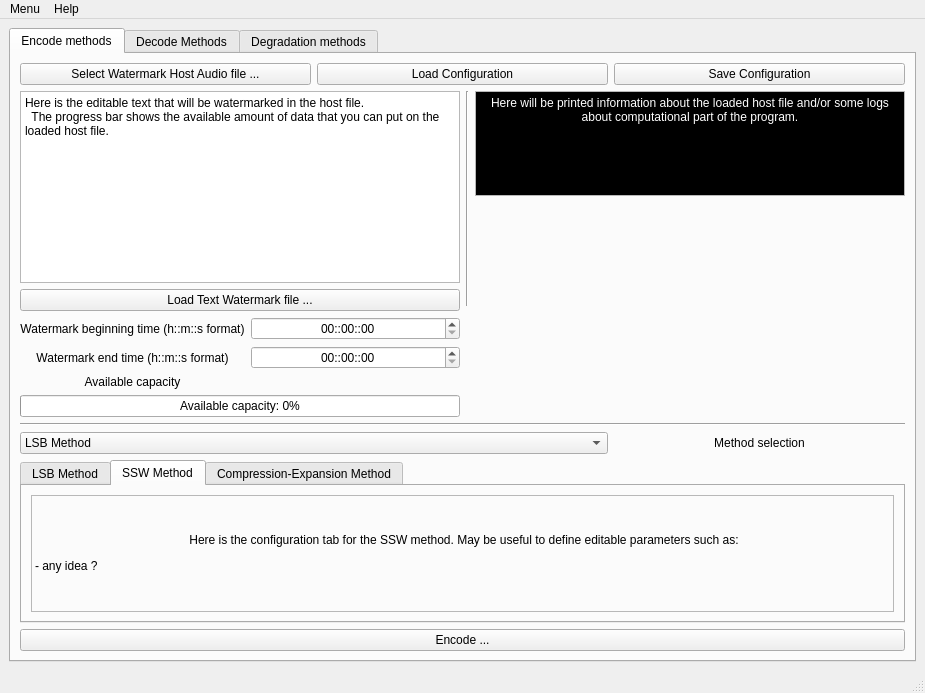
Old version of the form src/GUI/InterfaceWatermarking/mainwindow.ui in the repository jcelerier/watermarking.
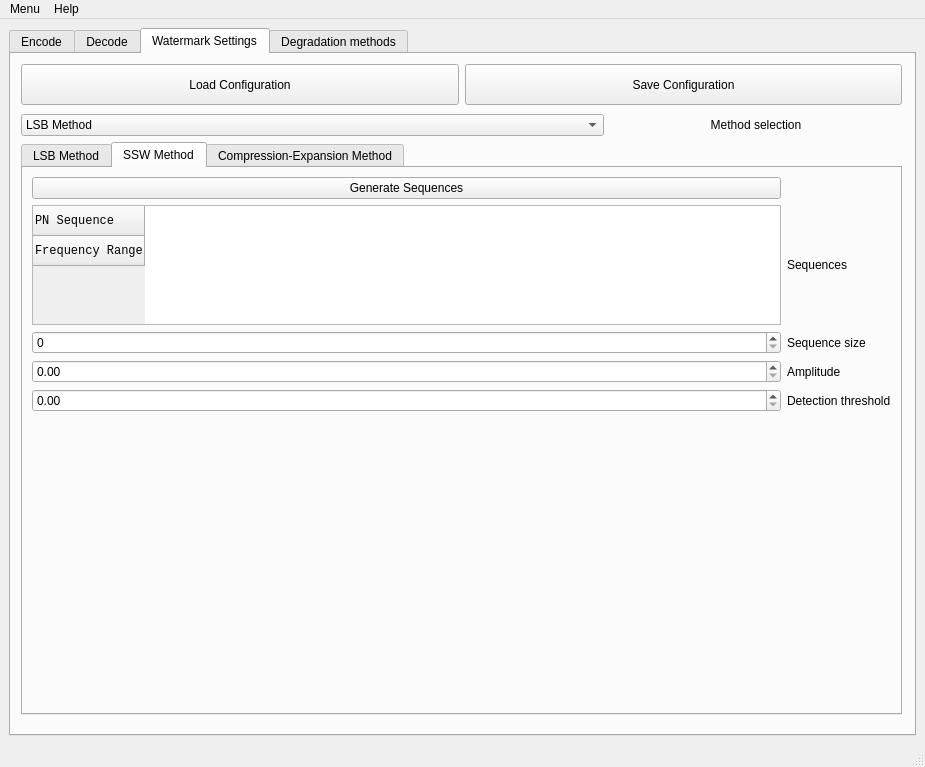
New version of the form. The open tabs and pages were chosen to show the change. Icons and pictures are not drawn. Custom widgets are drawn as their Qt base class.

```diff
--- a/src/GUI/InterfaceWatermarking/mainwindow.ui
+++ b/src/GUI/InterfaceWatermarking/mainwindow.ui
@@ -7,7 +7,7 @@
     <x>0</x>
     <y>0</y>
     <width>925</width>
-    <height>693</height>
+    <height>767</height>
    </rect>
   </property>
   <property name="windowTitle">
@@ -19,232 +19,63 @@
   </property>
   <widget class="QWidget" name="centralwidget">
    <layout class="QGridLayout" name="gridLayout">
-    <item row="0" column="0">
+    <item row="1" column="0">
      <widget class="QTabWidget" name="toDoTab">
       <property name="autoFillBackground">
        <bool>true</bool>
       </property>
       <property name="currentIndex">
-       <number>0</number>
+       <number>2</number>
       </property>
       <widget class="QWidget" name="encodeTab">
        <attribute name="title">
-        <string>Encode methods</string>
+        <string>Encode</string>
        </attribute>
        <layout class="QGridLayout" name="gridLayout_2">
+        <item row="0" column="0">
+         <widget class="QPushButton" name="watermarkSelectionButton">
+          <property name="sizePolicy">
+           <sizepolicy hsizetype="Minimum" vsizetype="Minimum">
+            <horstretch>0</horstretch>
+            <verstretch>0</verstretch>
+           </sizepolicy>
+          </property>
+          <property name="cursor">
+           <cursorShape>PointingHandCursor</cursorShape>
+          </property>
+          <property name="toolTip">
+           <string>Load host audio file </string>
+          </property>
+          <property name="text">
+           <string>Select a file to put a watermark on</string>
+          </property>
+          <property name="icon">
+           <iconset resource="icons/qstyle.qrc">
+            <normaloff>:/trolltech/styles/commonstyle/images/standardbutton-open-32.png</normaloff>:/trolltech/styles/commonstyle/images/standardbutton-open-32.png</iconset>
+          </property>
+          <property name="iconSize">
+           <size>
+            <width>32</width>
+            <height>32</height>
+           </size>
+          </property>
+          <property name="autoDefault">
+           <bool>false</bool>
+          </property>
+          <property name="default">
+           <bool>false</bool>
+          </property>
+          <property name="flat">
+           <bool>false</bool>
+          </property>
+         </widget>
+        </item>
         <item row="4" column="0">
          <layout class="QGridLayout" name="mainGridLayout">
           <property name="sizeConstraint">
            <enum>QLayout::SetNoConstraint</enum>
           </property>
           <item row="2" column="0" colspan="2">
-           <layout class="QGridLayout" name="paramsLayout">
-            <item row="0" column="2">
-             <widget class="QLabel" name="label_10">
-              <property name="text">
-               <string>&lt;html&gt;&lt;head/&gt;&lt;body&gt;&lt;p&gt;Method selection&lt;/p&gt;&lt;/body&gt;&lt;/html&gt;</string>
-              </property>
-              <property name="alignment">
-               <set>Qt::AlignCenter</set>
-              </property>
-             </widget>
-            </item>
-            <item row="1" column="0" colspan="3">
-             <widget class="QTabWidget" name="selectingMethodTab">
-              <property name="toolTip">
-               <string/>
-              </property>
-              <property name="currentIndex">
-               <number>0</number>
-              </property>
-              <widget class="QWidget" name="lsbMethodTab">
-               <property name="toolTip">
-                <string/>
-               </property>
-               <attribute name="title">
-                <string>LSB Method</string>
-               </attribute>
-               <layout class="QGridLayout" name="gridLayout_6">
-                <item row="0" column="0" colspan="2">
-                 <layout class="QGridLayout" name="gridLayout_5">
-                  <item row="1" column="1" colspan="2">
-                   <widget class="QPushButton" name="setDefaultValueLsbPushButton">
-                    <property name="text">
-                     <string>Reset to default values</string>
-                    </property>
-                    <property name="icon">
-                     <iconset resource="icons/qstyle.qrc">
-                      <normaloff>:/trolltech/styles/commonstyle/images/refresh-24.png</normaloff>:/trolltech/styles/commonstyle/images/refresh-24.png</iconset>
-                    </property>
-                   </widget>
-                  </item>
-                  <item row="0" column="2">
-                   <widget class="QLabel" name="label_2">
-                    <property name="text">
-                     <string>LSB Method used (default: LSB)</string>
-                    </property>
-                   </widget>
-                  </item>
-                  <item row="0" column="0">
-                   <widget class="QLabel" name="label_17">
-                    <property name="toolTip">
-                     <string>Defines the number of Least Significant Bits per sample used to crypt the watermark</string>
-                    </property>
-                    <property name="text">
-                     <string>LSB used (default: 1) </string>
-                    </property>
-                    <property name="alignment">
-                     <set>Qt::AlignCenter</set>
-                    </property>
-                   </widget>
-                  </item>
-                  <item row="0" column="3">
-                   <widget class="QComboBox" name="lsbMethodUsedComboBox">
-                    <item>
-                     <property name="text">
-                      <string>LSB (Simple method)</string>
-                     </property>
-                    </item>
-                    <item>
-                     <property name="text">
-                      <string>RLSB (Resistive LSB method)</string>
-                     </property>
-                    </item>
-                   </widget>
-                  </item>
-                  <item row="0" column="1">
-                   <widget class="QSpinBox" name="NumberLsbSpinBox">
-                    <property name="minimum">
-                     <number>1</number>
-                    </property>
-                    <property name="maximum">
-                     <number>5</number>
-                    </property>
-                   </widget>
-                  </item>
-                 </layout>
-                </item>
-               </layout>
-              </widget>
-              <widget class="QWidget" name="sswMethodTab">
-               <property name="toolTip">
-                <string/>
-               </property>
-               <attribute name="title">
-                <string>SSW Method</string>
-               </attribute>
-               <layout class="QGridLayout" name="gridLayout_8">
-                <item row="0" column="0">
-                 <layout class="QGridLayout" name="gridLayout_7">
-                  <item row="0" column="0" colspan="2">
-                   <widget class="QLabel" name="label_6">
-                    <property name="frameShape">
-                     <enum>QFrame::StyledPanel</enum>
-                    </property>
-                    <property name="text">
-                     <string>&lt;html&gt;&lt;head/&gt;&lt;body&gt;&lt;p align=&quot;center&quot;&gt;Here is the configuration tab for the SSW method. May be useful to define editable parameters such as:&lt;/p&gt;&lt;p&gt;- any idea ?&lt;/p&gt;&lt;/body&gt;&lt;/html&gt;</string>
-                    </property>
-                   </widget>
-                  </item>
-                 </layout>
-                </item>
-               </layout>
-              </widget>
-              <widget class="QWidget" name="compExpMethodTab">
-               <property name="toolTip">
-                <string/>
-               </property>
-               <attribute name="title">
-                <string>Compression-Expansion Method</string>
-               </attribute>
-               <layout class="QGridLayout" name="gridLayout_10">
-                <item row="0" column="0">
-                 <layout class="QGridLayout" name="gridLayout_9">
-                  <item row="0" column="0" colspan="2">
-                   <widget class="QLabel" name="label_9">
-                    <property name="frameShape">
-                     <enum>QFrame::StyledPanel</enum>
-                    </property>
-                    <property name="text">
-                     <string>&lt;html&gt;&lt;head/&gt;&lt;body&gt;&lt;p align=&quot;center&quot;&gt;Here is the configuration tab for the Compression-Expansion method. May be useful to define editable parameters such as:&lt;/p&gt;&lt;p&gt;- any idea ?&lt;/p&gt;&lt;/body&gt;&lt;/html&gt;</string>
-                    </property>
-                   </widget>
-                  </item>
-                 </layout>
-                </item>
-               </layout>
-              </widget>
-             </widget>
-            </item>
-            <item row="3" column="0" colspan="3">
-             <widget class="QPushButton" name="encodeButton">
-              <property name="cursor">
-               <cursorShape>PointingHandCursor</cursorShape>
-              </property>
-              <property name="text">
-               <string>Encode ...</string>
-              </property>
-              <property name="icon">
-               <iconset resource="icons/qstyle.qrc">
-                <normaloff>:/trolltech/styles/commonstyle/images/desktop-32.png</normaloff>:/trolltech/styles/commonstyle/images/desktop-32.png</iconset>
-              </property>
-              <property name="iconSize">
-               <size>
-                <width>32</width>
-                <height>32</height>
-               </size>
-              </property>
-             </widget>
-            </item>
-            <item row="0" column="0" colspan="2">
-             <widget class="QComboBox" name="selectingMethodComboBox">
-              <property name="minimumSize">
-               <size>
-                <width>0</width>
-                <height>0</height>
-               </size>
-              </property>
-              <property name="baseSize">
-               <size>
-                <width>0</width>
-                <height>0</height>
-               </size>
-              </property>
-              <property name="cursor">
-               <cursorShape>PointingHandCursor</cursorShape>
-              </property>
-              <property name="layoutDirection">
-               <enum>Qt::LeftToRight</enum>
-              </property>
-              <property name="autoFillBackground">
-               <bool>false</bool>
-              </property>
-              <property name="iconSize">
-               <size>
-                <width>16</width>
-                <height>16</height>
-               </size>
-              </property>
-              <item>
-               <property name="text">
-                <string>LSB Method</string>
-               </property>
-              </item>
-              <item>
-               <property name="text">
-                <string>SSW Method</string>
-               </property>
-              </item>
-              <item>
-               <property name="text">
-                <string>Compression-Expansion Method</string>
-               </property>
-              </item>
-             </widget>
-            </item>
-           </layout>
-          </item>
-          <item row="1" column="0" colspan="2">
            <widget class="Line" name="line">
             <property name="orientation">
              <enum>Qt::Horizontal</enum>
@@ -325,10 +156,19 @@
             </item>
             <item row="1" column="0" colspan="2">
              <widget class="CodeEditor" name="textToWatermark">
+              <property name="sizePolicy">
+               <sizepolicy hsizetype="Preferred" vsizetype="Expanding">
+                <horstretch>0</horstretch>
+                <verstretch>0</verstretch>
+               </sizepolicy>
+              </property>
               <property name="plainText">
                <string>Here is the editable text that will be watermarked in the host file. 
   The progress bar shows the available amount of data that you can put on the loaded host file.</string>
               </property>
+              <property name="backgroundVisible">
+               <bool>false</bool>
+              </property>
              </widget>
             </item>
             <item row="6" column="0" colspan="2">
@@ -479,102 +319,31 @@
           </item>
          </layout>
         </item>
-        <item row="2" column="0">
-         <layout class="QHBoxLayout" name="horizontalLayout">
-          <item>
-           <widget class="QPushButton" name="watermarkSelectionButton">
-            <property name="sizePolicy">
-             <sizepolicy hsizetype="Minimum" vsizetype="Minimum">
-              <horstretch>0</horstretch>
-              <verstretch>0</verstretch>
-             </sizepolicy>
-            </property>
-            <property name="cursor">
-             <cursorShape>PointingHandCursor</cursorShape>
-            </property>
-            <property name="toolTip">
-             <string>Load host audio file </string>
-            </property>
-            <property name="text">
-             <string>Select Watermark Host Audio file ...</string>
-            </property>
-            <property name="icon">
-             <iconset resource="icons/qstyle.qrc">
-              <normaloff>:/trolltech/styles/commonstyle/images/standardbutton-open-32.png</normaloff>:/trolltech/styles/commonstyle/images/standardbutton-open-32.png</iconset>
-            </property>
-            <property name="iconSize">
-             <size>
-              <width>32</width>
-              <height>32</height>
-             </size>
-            </property>
-            <property name="autoDefault">
-             <bool>false</bool>
-            </property>
-            <property name="default">
-             <bool>false</bool>
-            </property>
-            <property name="flat">
-             <bool>false</bool>
-            </property>
-           </widget>
-          </item>
-          <item>
-           <widget class="QPushButton" name="loadConfiguration">
-            <property name="sizePolicy">
-             <sizepolicy hsizetype="Minimum" vsizetype="Minimum">
-              <horstretch>0</horstretch>
-              <verstretch>0</verstretch>
-             </sizepolicy>
-            </property>
-            <property name="text">
-             <string>Load Configuration</string>
-            </property>
-            <property name="icon">
-             <iconset resource="icons/qstyle.qrc">
-              <normaloff>:/trolltech/styles/commonstyle/images/standardbutton-open-128.png</normaloff>:/trolltech/styles/commonstyle/images/standardbutton-open-128.png</iconset>
-            </property>
-            <property name="iconSize">
-             <size>
-              <width>32</width>
-              <height>32</height>
-             </size>
-            </property>
-           </widget>
-          </item>
-          <item>
-           <widget class="QPushButton" name="saveConfiguration">
-            <property name="sizePolicy">
-             <sizepolicy hsizetype="Minimum" vsizetype="Minimum">
-              <horstretch>0</horstretch>
-              <verstretch>0</verstretch>
-             </sizepolicy>
-            </property>
-            <property name="text">
-             <string>Save Configuration</string>
-            </property>
-            <property name="icon">
-             <iconset resource="icons/qstyle.qrc">
-              <normaloff>:/trolltech/styles/commonstyle/images/standardbutton-save-128.png</normaloff>:/trolltech/styles/commonstyle/images/standardbutton-save-128.png</iconset>
-            </property>
-            <property name="iconSize">
-             <size>
-              <width>32</width>
-              <height>32</height>
-             </size>
-            </property>
-            <property name="checkable">
-             <bool>false</bool>
-            </property>
-           </widget>
-          </item>
-         </layout>
+        <item row="5" column="0">
+         <widget class="QPushButton" name="encodeButton">
+          <property name="cursor">
+           <cursorShape>PointingHandCursor</cursorShape>
+          </property>
+          <property name="text">
+           <string>Encode ...</string>
+          </property>
+          <property name="icon">
+           <iconset resource="icons/qstyle.qrc">
+            <normaloff>:/trolltech/styles/commonstyle/images/desktop-32.png</normaloff>:/trolltech/styles/commonstyle/images/desktop-32.png</iconset>
+          </property>
+          <property name="iconSize">
+           <size>
+            <width>32</width>
+            <height>32</height>
+           </size>
+          </property>
+         </widget>
         </item>
        </layout>
       </widget>
       <widget class="QWidget" name="decodeTab">
        <attribute name="title">
-        <string>Decode Methods</string>
+        <string>Decode</string>
        </attribute>
        <layout class="QGridLayout" name="gridLayout_4">
         <item row="0" column="0">
@@ -883,6 +652,407 @@
         </item>
        </layout>
       </widget>
+      <widget class="QWidget" name="settingsTab">
+       <attribute name="title">
+        <string>Watermark Settings</string>
+       </attribute>
+       <widget class="QWidget" name="horizontalLayoutWidget">
+        <property name="geometry">
+         <rect>
+          <x>10</x>
+          <y>10</y>
+          <width>881</width>
+          <height>41</height>
+         </rect>
+        </property>
+        <layout class="QHBoxLayout" name="horizontalLayout">
+         <item>
+          <widget class="QPushButton" name="loadConfiguration">
+           <property name="sizePolicy">
+            <sizepolicy hsizetype="Minimum" vsizetype="Minimum">
+             <horstretch>0</horstretch>
+             <verstretch>0</verstretch>
+            </sizepolicy>
+           </property>
+           <property name="text">
+            <string>Load Configuration</string>
+           </property>
+           <property name="icon">
+            <iconset resource="icons/qstyle.qrc">
+             <normaloff>:/trolltech/styles/commonstyle/images/standardbutton-open-128.png</normaloff>:/trolltech/styles/commonstyle/images/standardbutton-open-128.png</iconset>
+           </property>
+           <property name="iconSize">
+            <size>
+             <width>32</width>
+             <height>32</height>
+            </size>
+           </property>
+          </widget>
+         </item>
+         <item>
+          <widget class="QPushButton" name="saveConfiguration">
+           <property name="sizePolicy">
+            <sizepolicy hsizetype="Minimum" vsizetype="Minimum">
+             <horstretch>0</horstretch>
+             <verstretch>0</verstretch>
+            </sizepolicy>
+           </property>
+           <property name="text">
+            <string>Save Configuration</string>
+           </property>
+           <property name="icon">
+            <iconset resource="icons/qstyle.qrc">
+             <normaloff>:/trolltech/styles/commonstyle/images/standardbutton-save-128.png</normaloff>:/trolltech/styles/commonstyle/images/standardbutton-save-128.png</iconset>
+           </property>
+           <property name="iconSize">
+            <size>
+             <width>32</width>
+             <height>32</height>
+            </size>
+           </property>
+           <property name="checkable">
+            <bool>false</bool>
+           </property>
+          </widget>
+         </item>
+        </layout>
+       </widget>
+       <widget class="QWidget" name="layoutWidget">
+        <property name="geometry">
+         <rect>
+          <x>10</x>
+          <y>60</y>
+          <width>881</width>
+          <height>601</height>
+         </rect>
+        </property>
+        <layout class="QGridLayout" name="paramsLayout">
+         <property name="sizeConstraint">
+          <enum>QLayout::SetDefaultConstraint</enum>
+         </property>
+         <item row="0" column="2">
+          <widget class="QLabel" name="label_10">
+           <property name="text">
+            <string>&lt;html&gt;&lt;head/&gt;&lt;body&gt;&lt;p&gt;Method selection&lt;/p&gt;&lt;/body&gt;&lt;/html&gt;</string>
+           </property>
+           <property name="alignment">
+            <set>Qt::AlignCenter</set>
+           </property>
+          </widget>
+         </item>
+         <item row="0" column="0" colspan="2">
+          <widget class="QComboBox" name="selectingMethodComboBox">
+           <property name="minimumSize">
+            <size>
+             <width>0</width>
+             <height>0</height>
+            </size>
+           </property>
+           <property name="baseSize">
+            <size>
+             <width>0</width>
+             <height>0</height>
+            </size>
+           </property>
+           <property name="cursor">
+            <cursorShape>PointingHandCursor</cursorShape>
+           </property>
+           <property name="layoutDirection">
+            <enum>Qt::LeftToRight</enum>
+           </property>
+           <property name="autoFillBackground">
+            <bool>false</bool>
+           </property>
+           <property name="iconSize">
+            <size>
+             <width>16</width>
+             <height>16</height>
+            </size>
+           </property>
+           <item>
+            <property name="text">
+             <string>LSB Method</string>
+            </property>
+           </item>
+           <item>
+            <property name="text">
+             <string>SSW Method</string>
+            </property>
+           </item>
+           <item>
+            <property name="text">
+             <string>Compression-Expansion Method</string>
+            </property>
+           </item>
+          </widget>
+         </item>
+         <item row="1" column="0" colspan="3">
+          <widget class="QTabWidget" name="selectingMethodTab">
+           <property name="enabled">
+            <bool>true</bool>
+           </property>
+           <property name="sizePolicy">
+            <sizepolicy hsizetype="Preferred" vsizetype="Minimum">
+             <horstretch>0</horstretch>
+             <verstretch>0</verstretch>
+            </sizepolicy>
+           </property>
+           <property name="toolTip">
+            <string/>
+           </property>
+           <property name="currentIndex">
+            <number>1</number>
+           </property>
+           <widget class="QWidget" name="lsbMethodTab">
+            <property name="sizePolicy">
+             <sizepolicy hsizetype="Preferred" vsizetype="Preferred">
+              <horstretch>0</horstretch>
+              <verstretch>0</verstretch>
+             </sizepolicy>
+            </property>
+            <property name="maximumSize">
+             <size>
+              <width>9999</width>
+              <height>9999</height>
+             </size>
+            </property>
+            <property name="toolTip">
+             <string/>
+            </property>
+            <attribute name="title">
+             <string>LSB Method</string>
+            </attribute>
+            <layout class="QGridLayout" name="gridLayout_6">
+             <item row="0" column="0" colspan="2">
+              <layout class="QGridLayout" name="gridLayout_5">
+               <item row="1" column="1" colspan="2">
+                <widget class="QPushButton" name="setDefaultValueLsbPushButton">
+                 <property name="text">
+                  <string>Reset to default values</string>
+                 </property>
+                 <property name="icon">
+                  <iconset resource="icons/qstyle.qrc">
+                   <normaloff>:/trolltech/styles/commonstyle/images/refresh-24.png</normaloff>:/trolltech/styles/commonstyle/images/refresh-24.png</iconset>
+                 </property>
+                </widget>
+               </item>
+               <item row="0" column="3">
+                <widget class="QComboBox" name="lsbMethodUsedComboBox">
+                 <item>
+                  <property name="text">
+                   <string>LSB (Simple method)</string>
+                  </property>
+                 </item>
+                 <item>
+                  <property name="text">
+                   <string>RLSB (Resistive LSB method)</string>
+                  </property>
+                 </item>
+                </widget>
+               </item>
+               <item row="0" column="2">
+                <widget class="QLabel" name="label_2">
+                 <property name="text">
+                  <string>LSB Method used (default: LSB)</string>
+                 </property>
+                </widget>
+               </item>
+               <item row="0" column="0">
+                <widget class="QLabel" name="label_17">
+                 <property name="toolTip">
+                  <string>Defines the number of Least Significant Bits per sample used to crypt the watermark</string>
+                 </property>
+                 <property name="text">
+                  <string>LSB used (default: 1) </string>
+                 </property>
+                 <property name="alignment">
+                  <set>Qt::AlignCenter</set>
+                 </property>
+                </widget>
+               </item>
+               <item row="0" column="1">
+                <widget class="QSpinBox" name="NumberLsbSpinBox">
+                 <property name="sizePolicy">
+                  <sizepolicy hsizetype="Preferred" vsizetype="Preferred">
+                   <horstretch>0</horstretch>
+                   <verstretch>0</verstretch>
+                  </sizepolicy>
+                 </property>
+                 <property name="minimum">
+                  <number>1</number>
+                 </property>
+                 <property name="maximum">
+                  <number>5</number>
+                 </property>
+                </widget>
+               </item>
+              </layout>
+             </item>
+             <item row="1" column="0" colspan="2">
+              <spacer name="verticalSpacer">
+               <property name="orientation">
+                <enum>Qt::Vertical</enum>
+               </property>
+               <property name="sizeHint" stdset="0">
+                <size>
+                 <width>20</width>
+                 <height>10</height>
+                </size>
+               </property>
+              </spacer>
+             </item>
+            </layout>
+           </widget>
+           <widget class="QWidget" name="sswMethodTab">
+            <property name="sizePolicy">
+             <sizepolicy hsizetype="Preferred" vsizetype="Preferred">
+              <horstretch>0</horstretch>
+              <verstretch>0</verstretch>
+             </sizepolicy>
+            </property>
+            <property name="maximumSize">
+             <size>
+              <width>9999</width>
+              <height>9999</height>
+             </size>
+            </property>
+            <property name="toolTip">
+             <string/>
+            </property>
+            <attribute name="title">
+             <string>SSW Method</string>
+            </attribute>
+            <layout class="QGridLayout" name="gridLayout_8">
+             <item row="0" column="0">
+              <layout class="QGridLayout" name="gridLayout_7">
+               <item row="1" column="1">
+                <widget class="QLabel" name="label">
+                 <property name="text">
+                  <string>Sequences</string>
+                 </property>
+                </widget>
+               </item>
+               <item row="4" column="1">
+                <widget class="QLabel" name="label_5">
+                 <property name="text">
+                  <string>Detection threshold</string>
+                 </property>
+                </widget>
+               </item>
+               <item row="3" column="0">
+                <widget class="QDoubleSpinBox" name="sswAmpl"/>
+               </item>
+               <item row="3" column="1">
+                <widget class="QLabel" name="label_4">
+                 <property name="text">
+                  <string>Amplitude</string>
+                 </property>
+                </widget>
+               </item>
+               <item row="4" column="0">
+                <widget class="QDoubleSpinBox" name="sswThres"/>
+               </item>
+               <item row="2" column="0">
+                <widget class="QSpinBox" name="sswSeqSize"/>
+               </item>
+               <item row="2" column="1">
+                <widget class="QLabel" name="label_3">
+                 <property name="text">
+                  <string>Sequence size</string>
+                 </property>
+                </widget>
+               </item>
+               <item row="1" column="0">
+                <widget class="QTableWidget" name="sswSequences">
+                 <property name="sizePolicy">
+                  <sizepolicy hsizetype="Expanding" vsizetype="Expanding">
+                   <horstretch>0</horstretch>
+                   <verstretch>0</verstretch>
+                  </sizepolicy>
+                 </property>
+                 <property name="minimumSize">
+                  <size>
+                   <width>600</width>
+                   <height>65</height>
+                  </size>
+                 </property>
+                 <property name="maximumSize">
+                  <size>
+                   <width>16777215</width>
+                   <height>120</height>
+                  </size>
+                 </property>
+                 <property name="font">
+                  <font>
+                   <family>Monospace</family>
+                  </font>
+                 </property>
+                 <row>
+                  <property name="text">
+                   <string>PN Sequence</string>
+                  </property>
+                 </row>
+                 <row>
+                  <property name="text">
+                   <string>Frequency Range</string>
+                  </property>
+                 </row>
+                </widget>
+               </item>
+               <item row="0" column="0">
+                <widget class="QPushButton" name="sswGenerate">
+                 <property name="text">
+                  <string>Generate Sequences</string>
+                 </property>
+                </widget>
+               </item>
+              </layout>
+             </item>
+             <item row="1" column="0">
+              <spacer name="verticalSpacer_2">
+               <property name="orientation">
+                <enum>Qt::Vertical</enum>
+               </property>
+               <property name="sizeHint" stdset="0">
+                <size>
+                 <width>20</width>
+                 <height>40</height>
+                </size>
+               </property>
+              </spacer>
+             </item>
+            </layout>
+           </widget>
+           <widget class="QWidget" name="compExpMethodTab">
+            <property name="sizePolicy">
+             <sizepolicy hsizetype="Preferred" vsizetype="Minimum">
+              <horstretch>0</horstretch>
+              <verstretch>0</verstretch>
+             </sizepolicy>
+            </property>
+            <property name="maximumSize">
+             <size>
+              <width>890</width>
+              <height>200</height>
+             </size>
+            </property>
+            <property name="toolTip">
+             <string/>
+            </property>
+            <attribute name="title">
+             <string>Compression-Expansion Method</string>
+            </attribute>
+            <layout class="QGridLayout" name="gridLayout_10">
+             <item row="0" column="0">
+              <layout class="QGridLayout" name="gridLayout_9"/>
+             </item>
+            </layout>
+           </widget>
+          </widget>
+         </item>
+        </layout>
+       </widget>
+      </widget>
       <widget class="QWidget" name="degradationTab">
        <attribute name="title">
         <string>Degradation methods</string>
```
Left out of the diff: 165 changed lines with no effect on the pictures.
